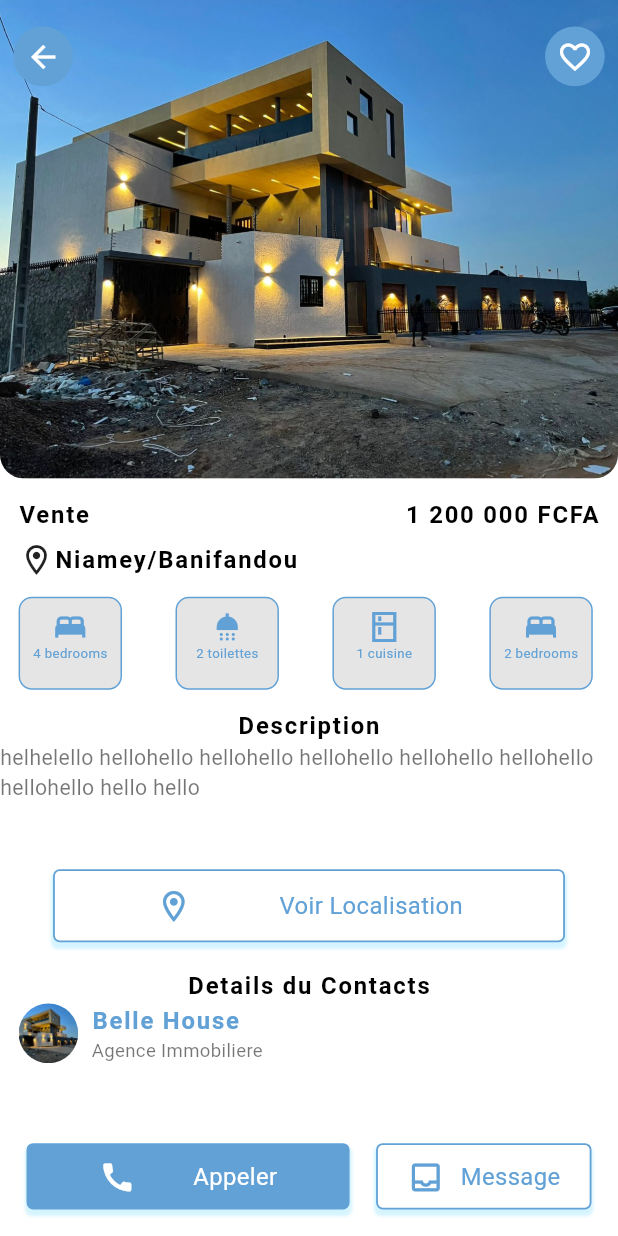
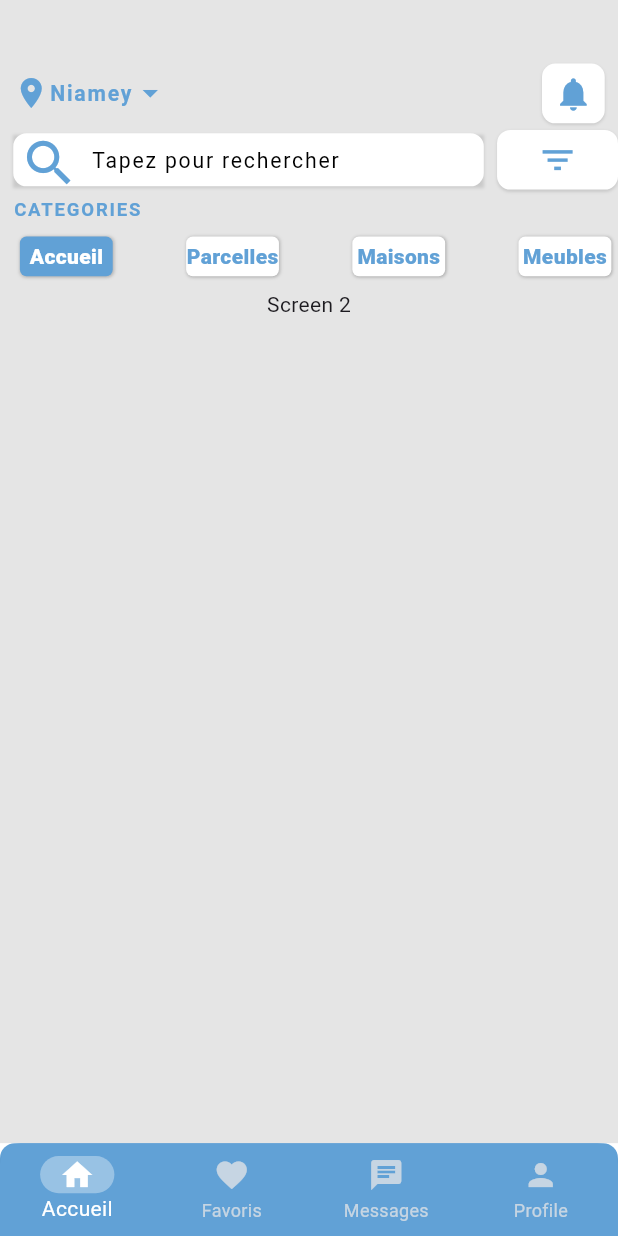
Before and after one commit to GanonthaBr/belle-house-mobile-app, a Flutter app: the screen it shows after launch, on a phone screen of 412 x 824 dp. Run offline on Flutter 3.47's test engine with Material 3 defaults, Android fonts, the phone set to English and light mode, and no system bars; our stand-ins replace geolocator, intl_phone_field; missing offline and left inert: country_codes.

Commit message:
Refactor main app structure to use MainScreen as home, implement navigation menu, and add new screens and widgets for improved UI

```diff
--- a/lib/main.dart
+++ b/lib/main.dart
@@ -1,5 +1,5 @@
 import 'package:flutter/material.dart';
-import 'package:mobile_app/screens/house_details.dart';
+import 'package:mobile_app/screens/main_screen.dart';
 
 void main() {
   runApp(const MyApp());
@@ -12,7 +12,7 @@ class MyApp extends StatelessWidget {
     return MaterialApp(
       title: 'Belle House Immobilier',
       debugShowCheckedModeBanner: false,
-      home: HouseDetailsScreen(),
+      home: MainScreen(),
     );
   }
 }
--- a/lib/screens/main_screen.dart
+++ b/lib/screens/main_screen.dart
@@ -1,19 +1,95 @@
 import 'package:flutter/material.dart';
+import 'package:mobile_app/screens/house_details.dart';
 import 'package:mobile_app/screens/register_screen.dart';
 import 'package:mobile_app/utils/colors.dart';
+import 'package:mobile_app/utils/dimensions.dart';
+import 'package:mobile_app/widgets/navigation_menu.dart';
 
-class MainScreen extends StatelessWidget {
+class MainScreen extends StatefulWidget {
   const MainScreen({super.key});
 
   @override
+  State<MainScreen> createState() => _MainScreenState();
+}
+
+class _MainScreenState extends State<MainScreen> {
+  int currentIndex = 0;
+  List pages = [
+    const NaviMenu(),
+    const HouseDetailsScreen(),
+    const RegisterScreen(),
+    const RegisterScreen(),
+  ];
+  //changing the screen on tapping
+  void onTapNav(int index) {
+    setState(() {
+      currentIndex = index;
+    });
+  }
+
+  @override
   Widget build(BuildContext context) {
+    AppDimension.init(context);
     return Scaffold(
-      appBar: AppBar(
-        title: Text('App Bar'),
-        backgroundColor: AppColors.primaryColor,
-        centerTitle: true,
+      backgroundColor: AppColors.secondaryColor,
+      body: pages[currentIndex],
+      bottomNavigationBar: Container(
+        height: AppDimension.distance70,
+        decoration: const BoxDecoration(
+          color: AppColors.primaryColor,
+          borderRadius: BorderRadius.only(
+            topLeft: Radius.circular(10),
+            topRight: Radius.circular(10),
+          ),
+        ),
+        child: ClipRRect(
+          borderRadius: const BorderRadius.only(
+            topLeft: Radius.circular(14),
+            topRight: Radius.circular(14),
+          ),
+          child: BottomNavigationBar(
+            backgroundColor: AppColors.primaryColor,
+            selectedItemColor: AppColors.secondaryColor,
+            onTap: onTapNav,
+            currentIndex: currentIndex,
+            type: BottomNavigationBarType.fixed,
+            unselectedItemColor: const Color.fromARGB(190, 233, 231, 231),
+            items: [
+              BottomNavigationBarItem(
+                icon: _buildNavItem(Icons.home, 0),
+                label: 'Accueil',
+              ),
+              BottomNavigationBarItem(
+                icon: _buildNavItem(Icons.favorite, 1),
+                label: 'Favoris',
+              ),
+              BottomNavigationBarItem(
+                icon: _buildNavItem(Icons.chat, 2),
+                label: 'Messages',
+              ),
+              BottomNavigationBarItem(
+                icon: _buildNavItem(Icons.person, 3),
+                label: 'Profile',
+              ),
+            ],
+          ),
+        ),
       ),
-      body: RegisterScreen(),
+    );
+  }
+
+  Widget _buildNavItem(IconData icon, int index) {
+    return Container(
+      height: AppDimension.radius14 * 2,
+      width: AppDimension.radius14 * 4,
+      decoration: BoxDecoration(
+        color:
+            currentIndex == index
+                ? AppColors.secondaryColor.withOpacity(.35)
+                : null, // Change the color based on the selected index
+        borderRadius: BorderRadius.circular(13),
+      ),
+      child: Icon(icon),
     );
   }
 }
--- /dev/null
+++ b/lib/screens/screen_one.dart
@@ -0,0 +1,10 @@
+import 'package:flutter/material.dart';
+
+class ScreenOne extends StatelessWidget {
+  const ScreenOne({super.key});
+
+  @override
+  Widget build(BuildContext context) {
+    return Center(child: Text('Screen'));
+  }
+}
--- /dev/null
+++ b/lib/screens/screen_two.dart
@@ -0,0 +1,10 @@
+import 'package:flutter/material.dart';
+
+class ScreenTwo extends StatelessWidget {
+  const ScreenTwo({super.key});
+
+  @override
+  Widget build(BuildContext context) {
+    return Center(child: Text('Screen 2'));
+  }
+}
--- a/lib/utils/dimensions.dart
+++ b/lib/utils/dimensions.dart
@@ -12,6 +12,7 @@ class AppDimension {
   static double fontSize18 = screenHeight / 51.78;
 
   static double distance20 = screenHeight / 46.6;
+  static double distance30 = screenHeight / 31.1;
   static double distance50 = screenHeight / 18.64;
   static double distance70 = screenHeight / 13.314;
   static double distance45 = screenHeight / 20.71;
--- /dev/null
+++ b/lib/widgets/icon_element.dart
@@ -0,0 +1,41 @@
+import 'package:flutter/material.dart';
+import 'package:mobile_app/utils/dimensions.dart';
+
+class IconElement extends StatelessWidget {
+  final IconData icon;
+  final Color color;
+  final double size;
+  final Color? bgColor;
+  final double radius;
+  final double height;
+  const IconElement({
+    super.key,
+    required this.icon,
+    required this.color,
+    required this.size,
+    this.bgColor = Colors.transparent,
+    required this.radius,
+    required this.height,
+  });
+
+  @override
+  Widget build(BuildContext context) {
+    return Container(
+      height: height,
+      padding: EdgeInsets.all(AppDimension.fontSize24 / 3),
+      decoration: BoxDecoration(
+        color: bgColor,
+        borderRadius: BorderRadius.circular(radius),
+        boxShadow: const [
+          BoxShadow(
+            color: Colors.black12,
+            // spreadRadius: 1,
+            blurRadius: 1,
+            offset: Offset(0, 1), // changes position of shadow
+          ),
+        ],
+      ),
+      child: Center(child: Icon(icon, color: color, size: size)),
+    );
+  }
+}
--- /dev/null
+++ b/lib/widgets/menu_item.dart
@@ -0,0 +1,53 @@
+import 'package:flutter/material.dart';
+import 'package:mobile_app/utils/dimensions.dart';
+
+class MenuItem extends StatelessWidget {
+  final String title;
+  final Color? color;
+  final Color? bgColor;
+  final Function() action;
+
+  const MenuItem({
+    super.key,
+    required this.title,
+    this.color = Colors.white,
+    this.bgColor = Colors.white,
+    required this.action,
+  });
+
+  @override
+  Widget build(BuildContext context) {
+    return GestureDetector(
+      onTap: action,
+      child: Container(
+        width: AppDimension.distance70,
+        height: AppDimension.distance30,
+        margin: EdgeInsets.all(AppDimension.distance20 / 4),
+        decoration: BoxDecoration(
+          color: bgColor,
+          borderRadius: BorderRadius.circular(AppDimension.distance20 / 4),
+          boxShadow: const [
+            BoxShadow(
+              color: Colors.black12,
+              // spreadRadius: 1,
+              blurRadius: 1,
+              offset: Offset(0, 1), // changes position of shadow
+            ),
+            BoxShadow(
+              color: Colors.black12,
+              // spreadRadius: 1,
+              blurRadius: 1,
+              offset: Offset(1, 0), // changes position of shadow
+            ),
+          ],
+        ),
+        child: Center(
+          child: Text(
+            title,
+            style: TextStyle(color: color, fontWeight: FontWeight.w800),
+          ),
+        ),
+      ),
+    );
+  }
+}
--- /dev/null
+++ b/lib/widgets/navigation_menu.dart
@@ -0,0 +1,214 @@
+import 'package:flutter/material.dart';
+import 'package:mobile_app/screens/register_screen.dart';
+import 'package:mobile_app/screens/screen_one.dart';
+import 'package:mobile_app/screens/screen_two.dart';
+import 'package:mobile_app/utils/colors.dart';
+import 'package:mobile_app/utils/dimensions.dart';
+import 'package:mobile_app/widgets/icon_element.dart';
+import 'package:mobile_app/widgets/menu_item.dart';
+import 'package:mobile_app/widgets/search_bar.dart';
+import 'package:mobile_app/widgets/title_text.dart';
+
+class NaviMenu extends StatefulWidget {
+  const NaviMenu({super.key});
+
+  @override
+  State<NaviMenu> createState() => _NaviMenuState();
+}
+
+class _NaviMenuState extends State<NaviMenu> {
+  int currentpage = 0;
+  final List _pages = [
+    const ScreenTwo(),
+    const ScreenTwo(),
+    const ScreenOne(),
+    const ScreenTwo(),
+  ];
+  void onTapNav(int index) {
+    setState(() {
+      currentpage = index;
+    });
+  }
+
+  @override
+  Widget build(BuildContext context) {
+    return Scaffold(
+      backgroundColor: AppColors.gray,
+      body: Column(
+        children: [
+          //heading
+          Container(
+            margin: EdgeInsets.only(
+              top: AppDimension.distance30 * 1.6,
+              left: AppDimension.distance20 / 2,
+              right: AppDimension.distance20 / 2,
+            ),
+            child: Row(
+              mainAxisAlignment: MainAxisAlignment.spaceBetween,
+              children: [
+                //first component
+                Row(
+                  children: [
+                    const Icon(
+                      Icons.location_on,
+                      color: AppColors.primaryColor,
+                    ),
+                    TitleText(
+                      text: 'Niamey',
+                      fontSize: AppDimension.radius8 * 2,
+                      color: AppColors.primaryColor,
+                    ),
+                    const Icon(
+                      Icons.arrow_drop_down,
+                      color: AppColors.primaryColor,
+                    ),
+                  ],
+                ),
+                Center(
+                  child: IconElement(
+                    radius: AppDimension.distance20 / 2,
+                    size: AppDimension.distance30,
+                    bgColor: AppColors.secondaryColor,
+                    icon: Icons.notifications,
+                    color: AppColors.primaryColor,
+                    height: AppDimension.distance45,
+                  ),
+                ),
+                //second component
+              ],
+            ),
+          ),
+          Expanded(
+            child: Column(
+              crossAxisAlignment: CrossAxisAlignment.start,
+              children: [
+                SizedBox(height: AppDimension.distance20 / 4),
+                //search bar
+                Row(
+                  children: [
+                    // search bar
+                    Expanded(
+                      flex: (AppDimension.distance20 / 4).toInt(),
+                      child: TextFielSearch(
+                        controller: TextEditingController(),
+                        onChanged: (value) {},
+                      ),
+                    ),
+                    SizedBox(width: AppDimension.distance20 / 2),
+                    // filter icon
+                    Expanded(
+                      flex: 1,
+                      child: IconElement(
+                        radius: AppDimension.distance20 / 2,
+                        size: AppDimension.distance30,
+                        bgColor: AppColors.secondaryColor,
+                        icon: Icons.filter_list,
+                        color: AppColors.primaryColor,
+                        height: AppDimension.distance45,
+                      ),
+                    ),
+                  ],
+                ),
+                //navigation menu
+                SizedBox(height: AppDimension.distance20 / 4),
+                Row(
+                  children: [
+                    Padding(
+                      padding: EdgeInsets.only(
+                        left: AppDimension.distance20 / 2,
+                      ),
+                      child: TitleText(
+                        text: 'CATEGORIES',
+                        fontSize: AppDimension.radius14,
+                        color: AppColors.primaryColor,
+                      ),
+                    ),
+                  ],
+                ),
+                SizedBox(height: AppDimension.distance20 / 4),
+                //menu items
+                Padding(
+                  padding: EdgeInsets.only(left: AppDimension.distance20 / 2),
+                  child: Row(
+                    mainAxisAlignment: MainAxisAlignment.spaceBetween,
+                    children: [
+                      MenuItem(
+                        action: () {
+                          currentpage = 0;
+                          onTapNav(currentpage);
+                        },
+                        title: 'Accueil',
+                        color:
+                            currentpage == 0
+                                ? AppColors.secondaryColor
+                                : AppColors.primaryColor,
+                        bgColor:
+                            currentpage == 0
+                                ? AppColors.primaryColor
+                                : AppColors.secondaryColor,
+                      ),
+                      MenuItem(
+                        action: () {
+                          currentpage = 2;
+                          onTapNav(currentpage);
+                        },
+                        title: 'Parcelles',
+                        color:
+                            currentpage == 2
+                                ? AppColors.secondaryColor
+                                : AppColors.primaryColor,
+                        bgColor:
+                            currentpage == 2
+                                ? AppColors.primaryColor
+                                : AppColors.secondaryColor,
+                      ),
+                      MenuItem(
+                        action: () {
+                          currentpage = 1;
+                          onTapNav(currentpage);
+                        },
+                        title: 'Maisons',
+                        color:
+                            currentpage == 1
+                                ? AppColors.secondaryColor
+                                : AppColors.primaryColor,
+                        bgColor:
+                            currentpage == 1
+                                ? AppColors.primaryColor
+                                : AppColors.secondaryColor,
+                      ),
+                      MenuItem(
+                        action: () {
+                          currentpage = 3;
+                          onTapNav(currentpage);
+                        },
+                        title: 'Meubles',
+                        color:
+                            currentpage == 3
+                                ? AppColors.secondaryColor
+                                : AppColors.primaryColor,
+                        bgColor:
+                            currentpage == 3
+                                ? AppColors.primaryColor
+                                : AppColors.secondaryColor,
+                      ),
+                      // MenuItem(
+                      //   title: 'Autres',
+                      //   color: AppColors.iconColor1,
+                      // ),
+                    ],
+                  ),
+                ),
+                SizedBox(height: AppDimension.distance20 / 4),
+                //house list
+                // const Houses()
+                // FurnitureList()
+                _pages[currentpage],
+              ],
+            ),
+          ),
+        ],
+      ),
+    );
+  }
+}
--- /dev/null
+++ b/lib/widgets/search_bar.dart
@@ -0,0 +1,60 @@
+import 'package:flutter/material.dart';
+import 'package:mobile_app/utils/colors.dart';
+import 'package:mobile_app/utils/dimensions.dart';
+
+class TextFielSearch extends StatelessWidget {
+  final TextEditingController controller;
+  final Function(String) onChanged;
+
+  const TextFielSearch({
+    super.key,
+    required this.controller,
+    required this.onChanged,
+  });
+
+  @override
+  Widget build(BuildContext context) {
+    return Container(
+      margin: EdgeInsets.only(left: AppDimension.distance20 / 2),
+      decoration: const BoxDecoration(
+        boxShadow: [
+          BoxShadow(
+            color: Colors.black12,
+            // spreadRadius: 1,
+            blurRadius: 1,
+            offset: Offset(0, 1), // changes position of shadow
+          ),
+        ],
+      ),
+      height: AppDimension.distance20 * 2,
+      child: TextField(
+        textAlign: TextAlign.start,
+        decoration: InputDecoration(
+          contentPadding: EdgeInsets.fromLTRB(
+            0,
+            AppDimension.distance20 / 2,
+            0,
+            AppDimension.distance20 / 2,
+          ),
+          filled: true,
+          fillColor: AppColors.secondaryColor,
+          hintText: 'Tapez pour rechercher',
+          hintStyle: TextStyle(
+            color: Colors.black,
+            fontSize: AppDimension.radius8 * 2,
+            letterSpacing: 1.2,
+          ),
+          prefixIcon: Icon(
+            Icons.search,
+            size: AppDimension.distance45,
+            color: AppColors.primaryColor,
+          ),
+          border: OutlineInputBorder(
+            borderSide: BorderSide.none,
+            borderRadius: BorderRadius.circular(AppDimension.distance20 / 2),
+          ),
+        ),
+      ),
+    );
+  }
+}
```
